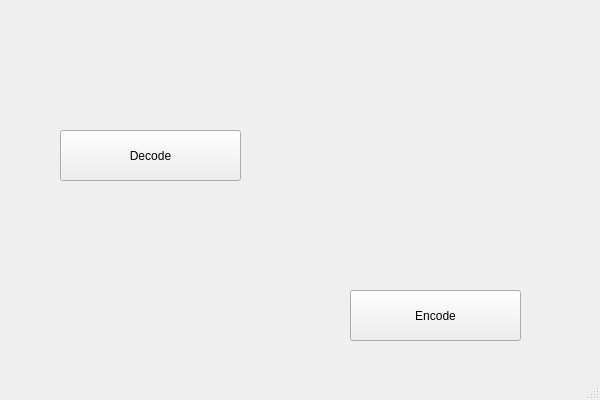
Above: enigma/enigma.ui from c3ll256/enigma before the change. Below: the same form after it.
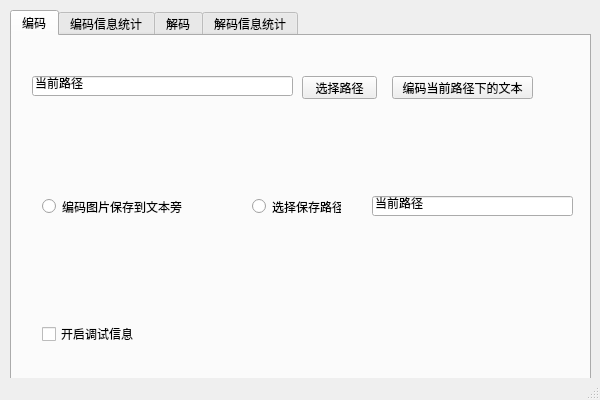
That is the form after the change. Custom widgets are drawn as their Qt base class.

```diff
--- a/enigma/enigma.ui
+++ b/enigma/enigma.ui
@@ -14,54 +14,134 @@
    <string>enigma</string>
   </property>
   <widget class="QWidget" name="centralWidget">
-   <widget class="QPushButton" name="pushButton">
+   <widget class="QTabWidget" name="tabWidget">
     <property name="geometry">
      <rect>
-      <x>60</x>
-      <y>130</y>
-      <width>181</width>
-      <height>51</height>
+      <x>10</x>
+      <y>10</y>
+      <width>581</width>
+      <height>381</height>
      </rect>
     </property>
-    <property name="text">
-     <string>Decode</string>
+    <property name="currentIndex">
+     <number>0</number>
     </property>
-   </widget>
-   <widget class="QPushButton" name="pushButton_2">
-    <property name="geometry">
-     <rect>
-      <x>350</x>
-      <y>290</y>
-      <width>171</width>
-      <height>51</height>
-     </rect>
-    </property>
-    <property name="text">
-     <string>Encode</string>
-    </property>
-   </widget>
-   <widget class="encoder" name="widget" native="true">
-    <property name="geometry">
-     <rect>
-      <x>320</x>
-      <y>50</y>
-      <width>221</width>
-      <height>221</height>
-     </rect>
-    </property>
+    <widget class="QWidget" name="tabEncode">
+     <attribute name="title">
+      <string>编码</string>
+     </attribute>
+     <widget class="QLineEdit" name="lineTxtNowAddress">
+      <property name="geometry">
+       <rect>
+        <x>20</x>
+        <y>40</y>
+        <width>261</width>
+        <height>20</height>
+       </rect>
+      </property>
+      <property name="text">
+       <string>当前路径</string>
+      </property>
+     </widget>
+     <widget class="QPushButton" name="btnEncode">
+      <property name="geometry">
+       <rect>
+        <x>380</x>
+        <y>40</y>
+        <width>141</width>
+        <height>23</height>
+       </rect>
+      </property>
+      <property name="text">
+       <string>编码当前路径下的文本</string>
+      </property>
+     </widget>
+     <widget class="QPushButton" name="btnChooseAddress">
+      <property name="geometry">
+       <rect>
+        <x>290</x>
+        <y>40</y>
+        <width>75</width>
+        <height>23</height>
+       </rect>
+      </property>
+      <property name="text">
+       <string>选择路径</string>
+      </property>
+     </widget>
+     <widget class="QRadioButton" name="rbtnEncodeSaveSide">
+      <property name="geometry">
+       <rect>
+        <x>30</x>
+        <y>160</y>
+        <width>171</width>
+        <height>21</height>
+       </rect>
+      </property>
+      <property name="text">
+       <string>编码图片保存到文本旁</string>
+      </property>
+     </widget>
+     <widget class="QRadioButton" name="rbtnEncodeChoose">
+      <property name="geometry">
+       <rect>
+        <x>240</x>
+        <y>160</y>
+        <width>89</width>
+        <height>21</height>
+       </rect>
+      </property>
+      <property name="text">
+       <string>选择保存路径</string>
+      </property>
+     </widget>
+     <widget class="QLineEdit" name="lineEncodeSaveNowAddress">
+      <property name="geometry">
+       <rect>
+        <x>360</x>
+        <y>160</y>
+        <width>201</width>
+        <height>20</height>
+       </rect>
+      </property>
+      <property name="text">
+       <string>当前路径</string>
+      </property>
+     </widget>
+     <widget class="QCheckBox" name="chkEncodeDebug">
+      <property name="geometry">
+       <rect>
+        <x>30</x>
+        <y>290</y>
+        <width>101</width>
+        <height>16</height>
+       </rect>
+      </property>
+      <property name="text">
+       <string>开启调试信息</string>
+      </property>
+     </widget>
+    </widget>
+    <widget class="QWidget" name="tabEncodeInfo">
+     <attribute name="title">
+      <string>编码信息统计</string>
+     </attribute>
+    </widget>
+    <widget class="QWidget" name="tabDecode">
+     <attribute name="title">
+      <string>解码</string>
+     </attribute>
+    </widget>
+    <widget class="QWidget" name="tabDecodeInfo">
+     <attribute name="title">
+      <string>解码信息统计</string>
+     </attribute>
+    </widget>
    </widget>
   </widget>
   <widget class="QStatusBar" name="statusBar"/>
  </widget>
  <layoutdefault spacing="6" margin="11"/>
- <customwidgets>
-  <customwidget>
-   <class>encoder</class>
-   <extends>QWidget</extends>
-   <header>encoder.h</header>
-   <container>1</container>
-  </customwidget>
- </customwidgets>
  <resources>
   <include location="enigma.qrc"/>
  </resources>
```
